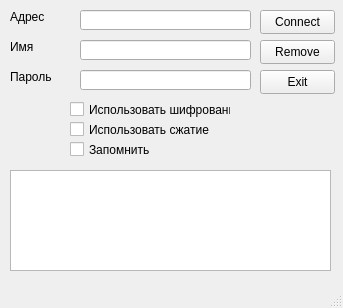
brat002/ExpertBilling, file mdi/connect_dialog.ui: the form before one commit.
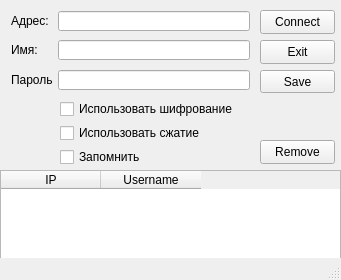
The form after the commit.

```diff
--- a/mdi/connect_dialog.ui
+++ b/mdi/connect_dialog.ui
@@ -5,90 +5,21 @@
    <rect>
     <x>0</x>
     <y>0</y>
-    <width>343</width>
-    <height>308</height>
+    <width>341</width>
+    <height>280</height>
    </rect>
   </property>
   <property name="windowTitle" >
    <string>MainWindow</string>
   </property>
   <widget class="QWidget" name="centralwidget" >
-   <widget class="QLineEdit" name="lineEdit" >
+   <widget class="QCheckBox" name="encryption_checkBox" >
     <property name="geometry" >
      <rect>
-      <x>80</x>
-      <y>10</y>
-      <width>171</width>
-      <height>20</height>
-     </rect>
-    </property>
-   </widget>
-   <widget class="QLabel" name="label" >
-    <property name="geometry" >
-     <rect>
-      <x>10</x>
-      <y>10</y>
-      <width>46</width>
-      <height>14</height>
-     </rect>
-    </property>
-    <property name="text" >
-     <string>Адрес</string>
-    </property>
-   </widget>
-   <widget class="QLineEdit" name="lineEdit_2" >
-    <property name="geometry" >
-     <rect>
-      <x>80</x>
-      <y>40</y>
-      <width>171</width>
-      <height>20</height>
-     </rect>
-    </property>
-   </widget>
-   <widget class="QLabel" name="label_2" >
-    <property name="geometry" >
-     <rect>
-      <x>10</x>
-      <y>40</y>
-      <width>46</width>
-      <height>14</height>
-     </rect>
-    </property>
-    <property name="text" >
-     <string>Имя</string>
-    </property>
-   </widget>
-   <widget class="QLabel" name="label_3" >
-    <property name="geometry" >
-     <rect>
-      <x>10</x>
-      <y>70</y>
-      <width>46</width>
-      <height>14</height>
-     </rect>
-    </property>
-    <property name="text" >
-     <string>Пароль</string>
-    </property>
-   </widget>
-   <widget class="QLineEdit" name="lineEdit_3" >
-    <property name="geometry" >
-     <rect>
-      <x>80</x>
-      <y>70</y>
-      <width>171</width>
-      <height>20</height>
-     </rect>
-    </property>
-   </widget>
-   <widget class="QCheckBox" name="checkBox" >
-    <property name="geometry" >
-     <rect>
-      <x>70</x>
+      <x>60</x>
       <y>100</y>
-      <width>161</width>
-      <height>19</height>
+      <width>191</width>
+      <height>18</height>
      </rect>
     </property>
     <property name="text" >
@@ -98,27 +29,17 @@
    <widget class="QCheckBox" name="checkBox_2" >
     <property name="geometry" >
      <rect>
-      <x>70</x>
-      <y>120</y>
-      <width>161</width>
-      <height>19</height>
+      <x>60</x>
+      <y>124</y>
+      <width>191</width>
+      <height>18</height>
      </rect>
     </property>
     <property name="text" >
      <string>Использовать сжатие</string>
     </property>
    </widget>
-   <widget class="QTableView" name="tableView" >
-    <property name="geometry" >
-     <rect>
-      <x>10</x>
-      <y>170</y>
-      <width>321</width>
-      <height>101</height>
-     </rect>
-    </property>
-   </widget>
-   <widget class="QPushButton" name="pushButton" >
+   <widget class="QPushButton" name="connect_pushButton" >
     <property name="geometry" >
      <rect>
       <x>260</x>
@@ -135,22 +56,22 @@
     <property name="geometry" >
      <rect>
       <x>260</x>
-      <y>40</y>
-      <width>75</width>
-      <height>24</height>
-     </rect>
-    </property>
-    <property name="text" >
-     <string>Remove</string>
-    </property>
-   </widget>
-   <widget class="QCheckBox" name="checkBox_3" >
-    <property name="geometry" >
-     <rect>
-      <x>70</x>
       <y>140</y>
-      <width>161</width>
-      <height>19</height>
+      <width>75</width>
+      <height>24</height>
+     </rect>
+    </property>
+    <property name="text" >
+     <string>Remove</string>
+    </property>
+   </widget>
+   <widget class="QCheckBox" name="save_checkBox" >
+    <property name="geometry" >
+     <rect>
+      <x>60</x>
+      <y>148</y>
+      <width>191</width>
+      <height>18</height>
      </rect>
     </property>
     <property name="text" >
@@ -161,7 +82,7 @@
     <property name="geometry" >
      <rect>
       <x>260</x>
-      <y>70</y>
+      <y>40</y>
       <width>75</width>
       <height>24</height>
      </rect>
@@ -170,16 +91,120 @@
      <string>Exit</string>
     </property>
    </widget>
-  </widget>
-  <widget class="QMenuBar" name="menubar" >
-   <property name="geometry" >
-    <rect>
-     <x>0</x>
-     <y>0</y>
-     <width>343</width>
-     <height>19</height>
-    </rect>
-   </property>
+   <widget class="QTableWidget" name="tableWidget" >
+    <property name="geometry" >
+     <rect>
+      <x>0</x>
+      <y>170</y>
+      <width>341</width>
+      <height>91</height>
+     </rect>
+    </property>
+    <column>
+     <property name="text" >
+      <string>IP</string>
+     </property>
+    </column>
+    <column>
+     <property name="text" >
+      <string>Username</string>
+     </property>
+    </column>
+   </widget>
+   <widget class="QPushButton" name="save_pushButton" >
+    <property name="geometry" >
+     <rect>
+      <x>260</x>
+      <y>70</y>
+      <width>75</width>
+      <height>23</height>
+     </rect>
+    </property>
+    <property name="text" >
+     <string>Save</string>
+    </property>
+   </widget>
+   <widget class="QLabel" name="password_label" >
+    <property name="geometry" >
+     <rect>
+      <x>11</x>
+      <y>70</y>
+      <width>41</width>
+      <height>20</height>
+     </rect>
+    </property>
+    <property name="text" >
+     <string>Пароль:</string>
+    </property>
+    <property name="buddy" >
+     <cstring>password_edit</cstring>
+    </property>
+   </widget>
+   <widget class="QLineEdit" name="password_edit" >
+    <property name="geometry" >
+     <rect>
+      <x>58</x>
+      <y>70</y>
+      <width>192</width>
+      <height>20</height>
+     </rect>
+    </property>
+   </widget>
+   <widget class="QLineEdit" name="name_edit" >
+    <property name="geometry" >
+     <rect>
+      <x>58</x>
+      <y>40</y>
+      <width>192</width>
+      <height>20</height>
+     </rect>
+    </property>
+   </widget>
+   <widget class="QLineEdit" name="address_edit" >
+    <property name="geometry" >
+     <rect>
+      <x>58</x>
+      <y>11</y>
+      <width>192</width>
+      <height>20</height>
+     </rect>
+    </property>
+    <property name="frame" >
+     <bool>true</bool>
+    </property>
+   </widget>
+   <widget class="QLabel" name="name_label" >
+    <property name="geometry" >
+     <rect>
+      <x>11</x>
+      <y>40</y>
+      <width>41</width>
+      <height>20</height>
+     </rect>
+    </property>
+    <property name="text" >
+     <string>Имя:</string>
+    </property>
+    <property name="buddy" >
+     <cstring>name_edit</cstring>
+    </property>
+   </widget>
+   <widget class="QLabel" name="address_label" >
+    <property name="geometry" >
+     <rect>
+      <x>11</x>
+      <y>11</y>
+      <width>41</width>
+      <height>20</height>
+     </rect>
+    </property>
+    <property name="text" >
+     <string>Адрес:</string>
+    </property>
+    <property name="buddy" >
+     <cstring>address_edit</cstring>
+    </property>
+   </widget>
   </widget>
   <widget class="QStatusBar" name="statusbar" />
  </widget>
```
Left out of the diff: 21 changed lines with no effect on the pictures.
